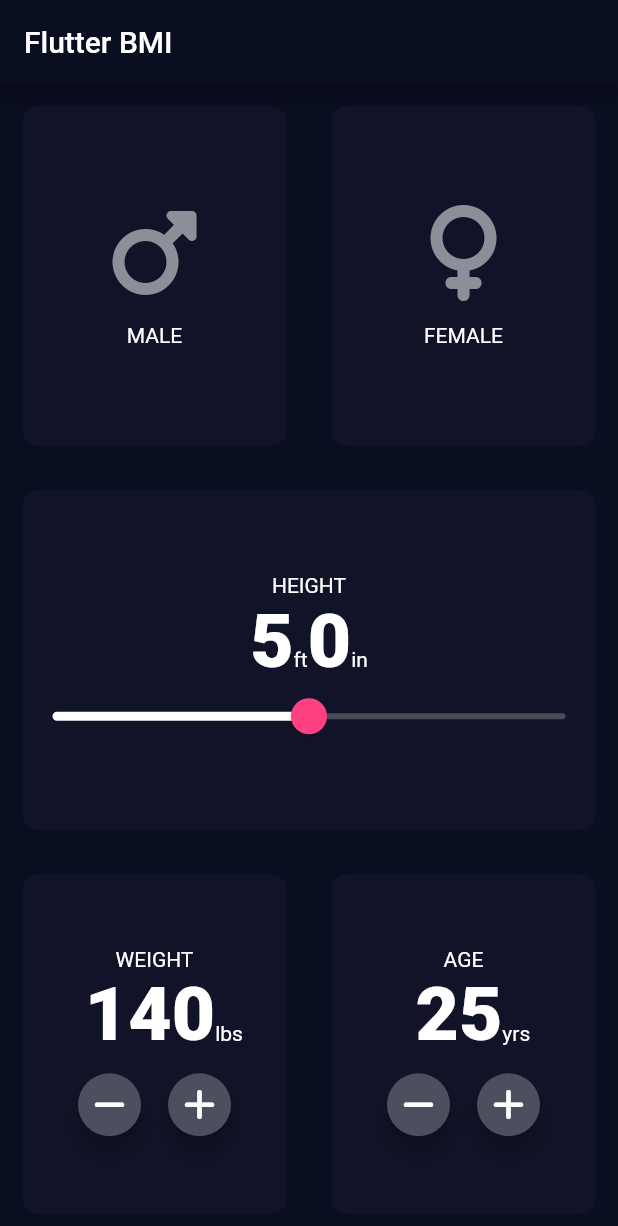
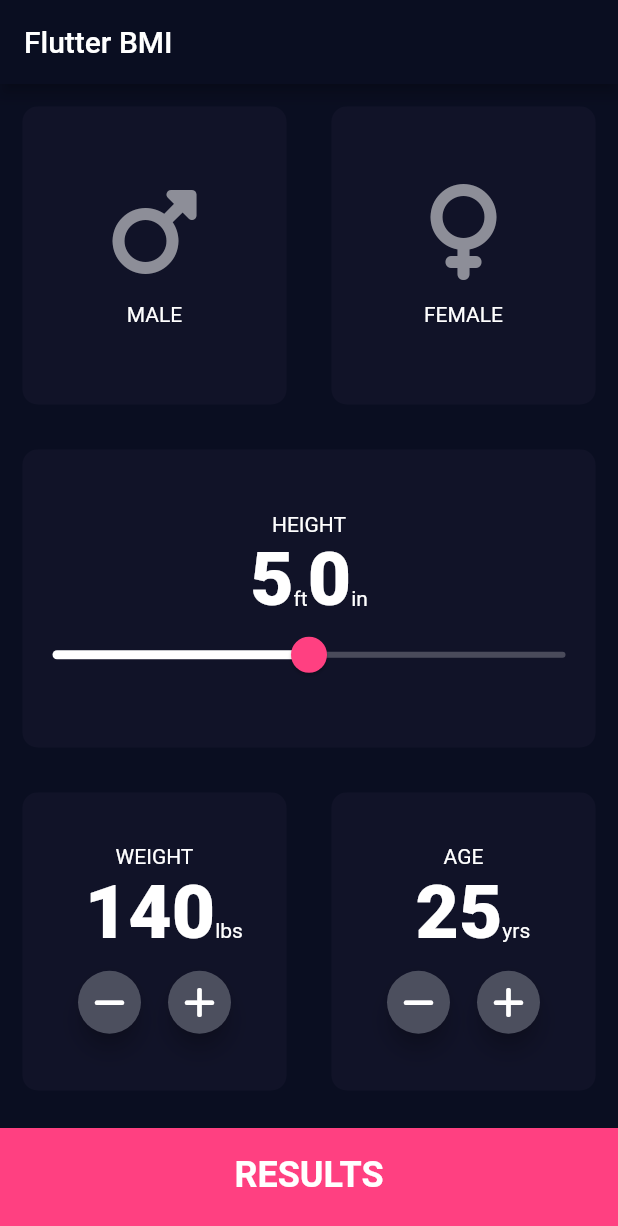
Before and after one commit to kenmaready/flutter_bmi, a Flutter app: the screen it shows after launch, on a phone screen of 412 x 824 dp. Shown: the top 1226 px of the screen. Run offline on Flutter 3.47's test engine with Material 2 defaults, Android fonts, the phone set to English and light mode, and no system bars; our stand-ins replace font_awesome_flutter.

Commit message:
Calculator working, using callbacks to pull values up to parent widget for calculation

```diff
--- a/lib/age_selector.dart
+++ b/lib/age_selector.dart
@@ -3,7 +3,11 @@ import 'package:flutter/material.dart';
 import 'plus_minus_selector.dart';
 
 class AgeSelector extends StatefulWidget {
-  const AgeSelector({Key? key}) : super(key: key);
+  final int age;
+  final Function callback;
+
+  const AgeSelector({Key? key, required this.age, required this.callback})
+      : super(key: key);
 
   @override
   State<AgeSelector> createState() => _AgeSelectorState();
@@ -12,6 +16,10 @@ class AgeSelector extends StatefulWidget {
 class _AgeSelectorState extends State<AgeSelector> {
   @override
   Widget build(BuildContext context) {
-    return PlusMinusSelector(title: 'AGE', units: 'yrs', value: 25);
+    return PlusMinusSelector(
+        title: 'AGE',
+        units: 'yrs',
+        value: widget.age,
+        callback: widget.callback);
   }
 }
--- /dev/null
+++ b/lib/bottom_action_button.dart
@@ -0,0 +1,27 @@
+import 'package:flutter/material.dart';
+//
+import 'constants.dart';
+
+class BottomActionButton extends StatelessWidget {
+  final String title;
+  final VoidCallback onTap;
+
+  const BottomActionButton({Key? key, required this.title, required this.onTap})
+      : super(key: key);
+
+  @override
+  Widget build(BuildContext context) {
+    return GestureDetector(
+      onTap: onTap,
+      child: Container(
+        height: 72.0,
+        width: double.infinity,
+        margin: const EdgeInsets.only(top: 10.0),
+        padding: const EdgeInsets.only(bottom: 10.0),
+        color: Colors.pinkAccent,
+        child: Center(
+            child: Text(title.toUpperCase(), style: kLargeButtonTextStyle)),
+      ),
+    );
+  }
+}
--- /dev/null
+++ b/lib/calculator.dart
@@ -0,0 +1,8 @@
+import 'dart:math';
+
+double calculateBMI({
+  required int height,
+  required int weight,
+}) {
+  return (weight * 703) / pow(height, 2);
+}
--- a/lib/constants.dart
+++ b/lib/constants.dart
@@ -1,4 +1,11 @@
 import 'package:flutter/material.dart';
 
 TextStyle kKeyNumberTextStyle =
-    TextStyle(fontSize: 50.0, fontWeight: FontWeight.w900);
+    const TextStyle(fontSize: 50.0, fontWeight: FontWeight.w900);
+
+TextStyle kLargeButtonTextStyle =
+    const TextStyle(fontSize: 24.0, fontWeight: FontWeight.bold);
+
+int kStartingHeight = 60;
+int kStartingWeight = 140;
+int kStartingAge = 25;
--- a/lib/height_selector.dart
+++ b/lib/height_selector.dart
@@ -3,14 +3,16 @@ import 'package:flutter/material.dart';
 import 'constants.dart';
 
 class HeightSelector extends StatefulWidget {
-  const HeightSelector({Key? key}) : super(key: key);
+  final Function callback;
+
+  const HeightSelector({Key? key, required this.callback}) : super(key: key);
 
   @override
   State<HeightSelector> createState() => _HeightSelectorState();
 }
 
 class _HeightSelectorState extends State<HeightSelector> {
-  int height = 60;
+  int height = kStartingHeight;
 
   @override
   Widget build(BuildContext context) {
@@ -53,6 +55,7 @@ class _HeightSelectorState extends State<HeightSelector> {
               setState(() {
                 height = newValue.round();
               });
+              widget.callback(height);
             },
           ),
         ),
--- a/lib/input_page.dart
+++ b/lib/input_page.dart
@@ -1,18 +1,45 @@
 import 'package:flutter/material.dart';
+import 'package:flutter_bmi/constants.dart';
 //
+import 'bottom_action_button.dart';
 import 'gender_selector.dart';
 import 'height_selector.dart';
 import 'weight_selector.dart';
 import 'age_selector.dart';
+import 'results_page.dart';
 import 'input_card.dart';
+import 'calculator.dart';
 
 class InputPage extends StatefulWidget {
   @override
   State<InputPage> createState() => _InputPageState();
 }
 
+// Pointer class is a 'wrapper' allowing us to sort
+// of pass variables by reference and use
+// function factories/builders below:
+
+class Pointer {
+  int value;
+  Pointer(this.value);
+}
+
 class _InputPageState extends State<InputPage> {
   Gender gender = Gender.notSelected;
+  Pointer heightPointer = Pointer(kStartingHeight);
+  Pointer weightPointer = Pointer(kStartingWeight);
+  Pointer agePointer = Pointer(kStartingAge);
+
+  // Factory/builder which can build callbacks for the
+  // different variables that are being manipulated
+  // by child widgets:
+  Function handleChangeBuilder(Pointer varPointer) {
+    void handleChange(int newValue) {
+      setState(() => varPointer.value = newValue);
+    }
+
+    return handleChange;
+  }
 
   @override
   Widget build(BuildContext context) {
@@ -53,18 +80,27 @@ class _InputPageState extends State<InputPage> {
           ),
         ),
         InputCard(
-          child: HeightSelector(),
+          child: HeightSelector(callback: handleChangeBuilder(heightPointer)),
         ),
         Expanded(
             child: Row(children: [
-          InputCard(child: WeightSelector()),
-          InputCard(child: AgeSelector())
+          InputCard(
+              child: WeightSelector(
+                  weight: weightPointer.value,
+                  callback: handleChangeBuilder(weightPointer))),
+          InputCard(
+              child: AgeSelector(
+            age: agePointer.value,
+            callback: handleChangeBuilder(agePointer),
+          ))
         ])),
+        BottomActionButton(
+          title: 'Results',
+          onTap: () => Navigator.of(context).pushNamed(ResultsPage.routeName,
+              arguments: calculateBMI(
+                  height: heightPointer.value, weight: weightPointer.value)),
+        ),
       ]),
-      // floatingActionButton: FloatingActionButton(
-      //   onPressed: () {},
-      //   child: const Icon(Icons.add),
-      // ),
     );
   }
 }
--- a/lib/main.dart
+++ b/lib/main.dart
@@ -1,6 +1,7 @@
 import 'package:flutter/material.dart';
 //
 import './input_page.dart';
+import './results_page.dart';
 
 void main() {
   runApp(const MyApp());
@@ -22,7 +23,10 @@ class MyApp extends StatelessWidget {
             textTheme: const TextTheme(
               bodyText1: TextStyle(color: Colors.white),
             )),
-      home: InputPage(),
-    );
+        initialRoute: '/',
+        routes: {
+          '/': (context) => InputPage(),
+          ResultsPage.routeName: (context) => ResultsPage(),
+        });
   }
 }
--- a/lib/plus_minus_selector.dart
+++ b/lib/plus_minus_selector.dart
@@ -8,9 +8,14 @@ class PlusMinusSelector extends StatefulWidget {
   final String title;
   final String? units;
   int value;
+  final Function? callback;
 
   PlusMinusSelector(
-      {Key? key, required this.title, this.units, required this.value})
+      {Key? key,
+      required this.title,
+      this.units,
+      required this.value,
+      this.callback})
       : super(key: key);
 
   @override
@@ -29,7 +34,8 @@ class _PlusMinusSelectorState extends State<PlusMinusSelector> {
           textBaseline: TextBaseline.alphabetic,
           crossAxisAlignment: CrossAxisAlignment.baseline,
           children: [
-            Text(' ${widget.value.toString()}', style: kKeyNumberTextStyle),
+            Text('${widget.units != null ? ' ' : ''}${widget.value.toString()}',
+                style: kKeyNumberTextStyle),
             Text(widget.units ?? ''),
           ],
         ),
@@ -38,11 +44,21 @@ class _PlusMinusSelectorState extends State<PlusMinusSelector> {
           mainAxisAlignment: MainAxisAlignment.center,
           children: [
             RoundIconButton(
-                onPressed: () => setState(() => widget.value--),
+                onPressed: () {
+                  setState(() => widget.value--);
+                  if (widget.callback != null) {
+                    (widget.callback as Function)(widget.value);
+                  }
+                },
                 icon: FontAwesomeIcons.minus),
             const SizedBox(width: 12.0),
             RoundIconButton(
-                onPressed: () => setState(() => widget.value++),
+                onPressed: () {
+                  setState(() => widget.value++);
+                  if (widget.callback != null) {
+                    (widget.callback as Function)(widget.value);
+                  }
+                },
                 icon: FontAwesomeIcons.plus),
           ],
         )
--- a/lib/weight_selector.dart
+++ b/lib/weight_selector.dart
@@ -1,9 +1,13 @@
 import 'package:flutter/material.dart';
 //
 import 'plus_minus_selector.dart';
+import 'constants.dart';
 
 class WeightSelector extends StatefulWidget {
-  const WeightSelector({Key? key}) : super(key: key);
+  final int weight;
+  final Function callback;
+  const WeightSelector({Key? key, required this.weight, required this.callback})
+      : super(key: key);
 
   @override
   State<WeightSelector> createState() => _WeightSelectorState();
@@ -12,6 +16,10 @@ class WeightSelector extends StatefulWidget {
 class _WeightSelectorState extends State<WeightSelector> {
   @override
   Widget build(BuildContext context) {
-    return PlusMinusSelector(title: 'WEIGHT', units: 'lbs', value: 140);
+    return PlusMinusSelector(
+        title: 'WEIGHT',
+        units: 'lbs',
+        value: widget.weight,
+        callback: widget.callback);
   }
 }
```
Also changed, not shown: lib/results_page.dart (added, +90 -0 lines). Lines whose indentation alone changed are shown as unchanged.
